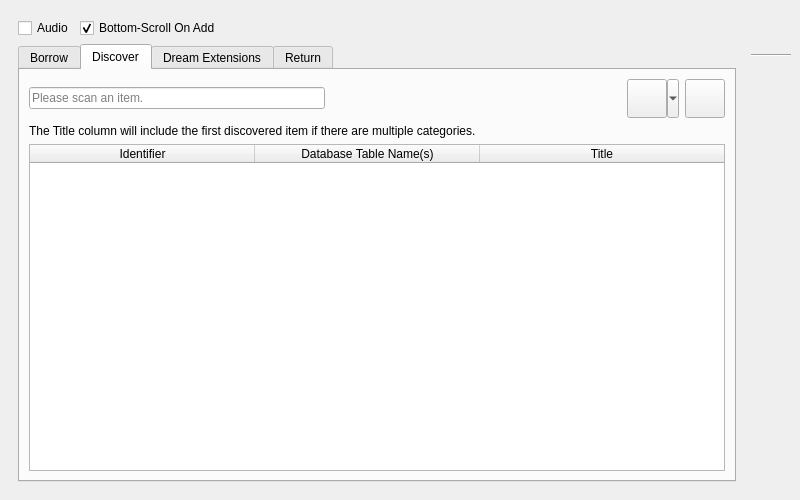
Qt form UI/biblioteq_batch_activities_browser.ui (textbrowser/biblioteq) before a commit.
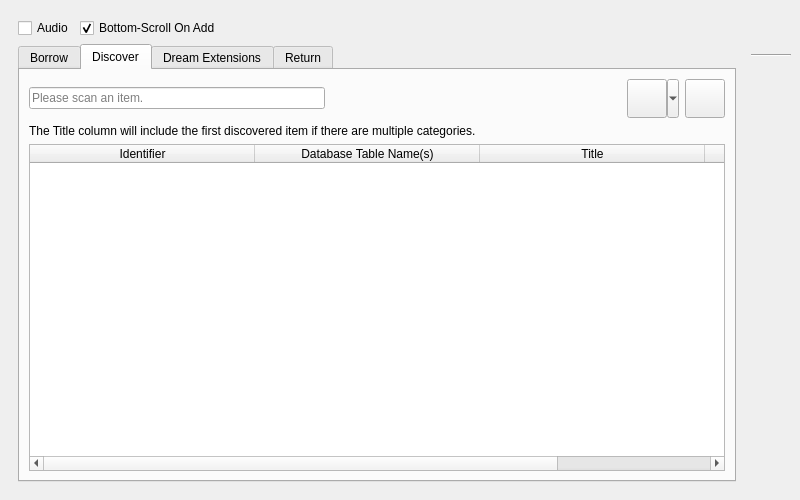
The same form after that commit. The open tabs and pages were chosen to show the change. Icons and pictures are not drawn.

What changed in the file:
```diff
--- a/UI/biblioteq_batch_activities_browser.ui
+++ b/UI/biblioteq_batch_activities_browser.ui
@@ -475,6 +475,11 @@
                <string>Title</string>
               </property>
              </column>
+             <column>
+              <property name="text">
+               <string>Reminder</string>
+              </property>
+             </column>
             </widget>
            </item>
           </layout>
```
